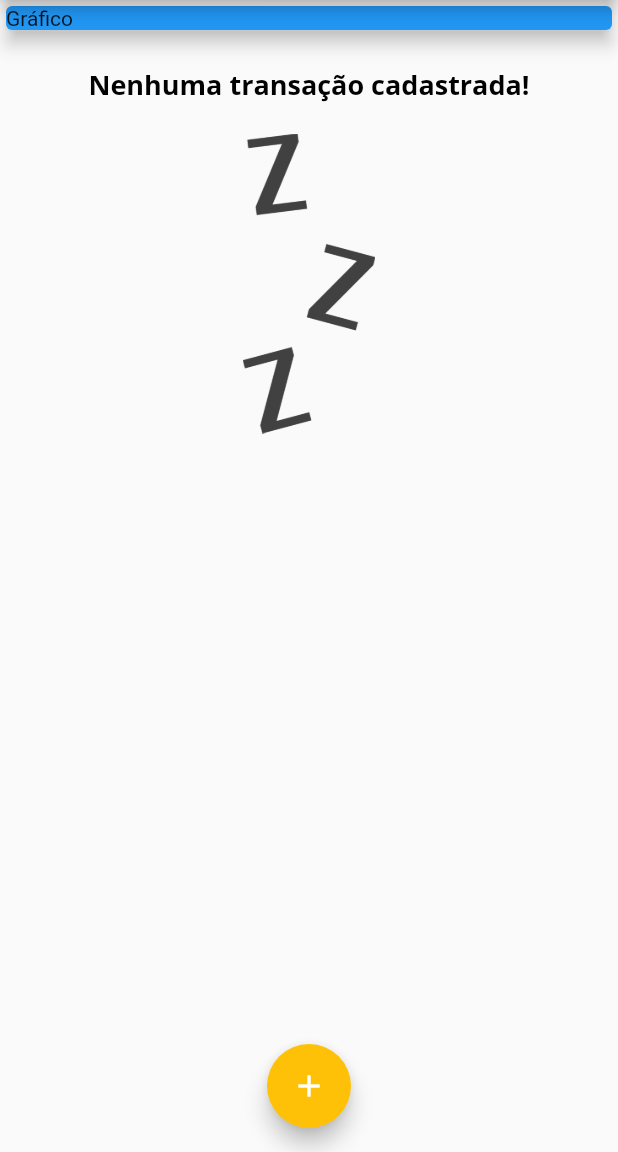
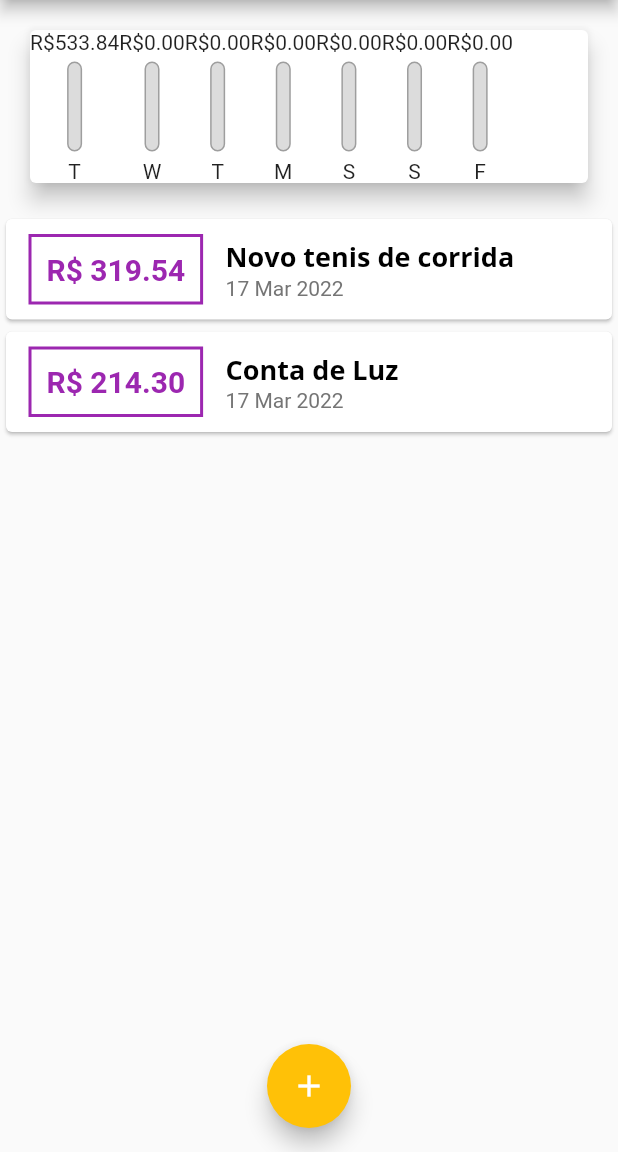
Before and after one commit to T-Roel/flutter-projects, a Flutter app: the screen it shows after launch, on a phone screen of 412 x 824 dp, the part 84-1236 px from its top. Run offline on Flutter 3.47's test engine with Material 2 defaults, Android fonts, the phone set to English and light mode, and no system bars.

Commit message:
Desenvolvendo componentes chat e chart bar

```diff
--- a/expenses_app/lib/components/chart.dart
+++ b/expenses_app/lib/components/chart.dart
@@ -3,13 +3,14 @@
 import 'package:app_despesas_pessoais/models/transaction.dart';
 import 'package:flutter/material.dart';
 import 'package:intl/intl.dart';
+import 'chart_bar.dart';
 
 class Chart extends StatelessWidget {
   final List<Transaction> recentTransactions;
 
   const Chart(this.recentTransactions);
 
-  List<Map<String, Object>> get groupedTransactions {
+  List<Map<String, dynamic>> get groupedTransactions {
     return List.generate(7, (index) {
       final weekDay = DateTime.now().subtract(
         Duration(
@@ -38,11 +39,21 @@ class Chart extends StatelessWidget {
 
   @override
   Widget build(BuildContext context) {
+    groupedTransactions;
     return Card(
       elevation: 6,
       margin: const EdgeInsets.all(20),
       child: Row(
-        children: const [],
+        children: groupedTransactions.map(
+          (tr) {
+            return ChartBar(
+              label: tr['day'],
+              value: tr['value'],
+              percent: 0.0,
+            );
+          },
+        ) //fazer essa bosta de chart bar
+            .toList(),
       ),
     );
   }
--- /dev/null
+++ b/expenses_app/lib/components/chart_bar.dart
@@ -0,0 +1,59 @@
+// ignore_for_file: use_key_in_widget_constructors, prefer_const_constructors_in_immutables, prefer_const_constructors, sized_box_for_whitespace
+
+import 'package:flutter/material.dart';
+
+class ChartBar extends StatelessWidget {
+  final String label;
+  final double value;
+  final double percent;
+
+  ChartBar({
+    required this.label,
+    required this.value,
+    required this.percent,
+  });
+
+  @override
+  Widget build(BuildContext context) {
+    return Column(
+      children: [
+        Text('R\$${value.toStringAsFixed(2)}'),
+        SizedBox(
+          height: 5,
+        ),
+        Container(
+          height: 60,
+          width: 10,
+          child: Stack(
+            alignment: Alignment.bottomCenter,
+            children: [
+              Container(
+                decoration: BoxDecoration(
+                  border: Border.all(
+                    color: Colors.grey,
+                    width: 1.0,
+                  ),
+                  color: Color.fromRGBO(220, 220, 220, 1),
+                  borderRadius: BorderRadius.circular(5),
+                ),
+              ),
+              FractionallySizedBox(
+                heightFactor: percent,
+                child: Container(
+                  decoration: BoxDecoration(
+                    color: Theme.of(context).colorScheme.primary,
+                    borderRadius: BorderRadius.circular(5),
+                  ),
+                ),
+              ),
+            ],
+          ),
+        ),
+        SizedBox(
+          height: 5,
+        ),
+        Text(label),
+      ],
+    );
+  }
+}
--- a/expenses_app/lib/main.dart
+++ b/expenses_app/lib/main.dart
@@ -1,5 +1,6 @@
 // ignore_for_file: use_key_in_widget_constructors, prefer_const_constructors, unused_field, sized_box_for_whitespace, avoid_unnecessary_containers, prefer_const_literals_to_create_immutables, duplicate_ignore, avoid_print
 
+import 'package:app_despesas_pessoais/components/chart.dart';
 import 'package:flutter/material.dart';
 import 'dart:math';
 import 'package:app_despesas_pessoais/components/transaction_form.dart';
@@ -48,19 +49,33 @@ class MyHomePage extends StatefulWidget {
 
 class _MyHomePageState extends State<MyHomePage> {
   final List<Transaction> _transactions = [
-    //Transaction(
-    //  id: 't1',
-    //  title: 'Novo tenis de corrida',
-    //  value: 319.54,
-    //  date: DateTime.now(),
-    //),
-    //Transaction(
-    //  id: 't2',
-    //  title: 'Conta de Luz',
-    //  value: 214.3,
-    //  date: DateTime.now(),
-    //)
+    Transaction(
+      id: 't1',
+      title: 'Novo tenis de corrida',
+      value: 319.54,
+      date: DateTime.now(),
+    ),
+    Transaction(
+      id: 't2',
+      title: 'Conta de Luz',
+      value: 214.3,
+      date: DateTime.now(),
+    )
   ];
+
+  List<Transaction> get _recentTransactions {
+    return _transactions
+        .where(
+          (element) => element.date.isAfter(
+            DateTime.now().subtract(
+              Duration(
+                days: 7,
+              ),
+            ),
+          ),
+        )
+        .toList();
+  }
 
   _addTransaction(String title, double value) {
     final newTransaction = Transaction(
@@ -102,14 +117,7 @@ class _MyHomePageState extends State<MyHomePage> {
           crossAxisAlignment: CrossAxisAlignment.stretch,
           // ignore: prefer_const_literals_to_create_immutables
           children: [
-            Container(
-              width: double.infinity,
-              child: Card(
-                color: Colors.blue,
-                child: Text('Gráfico'),
-                elevation: 5,
-              ),
-            ),
+            Chart(_recentTransactions),
             TransactionList(_transactions),
           ],
         ),
```
